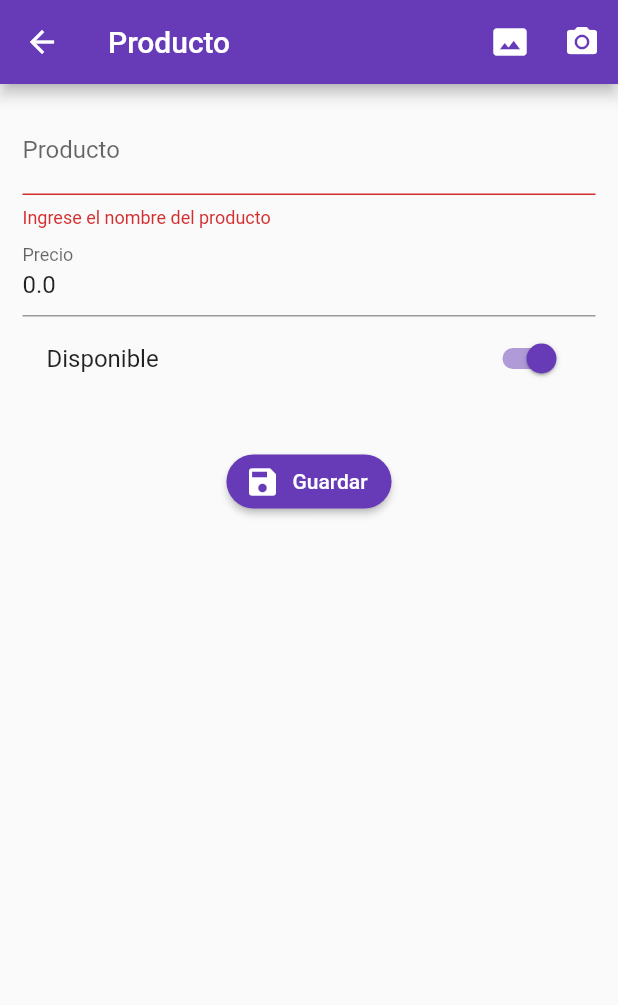
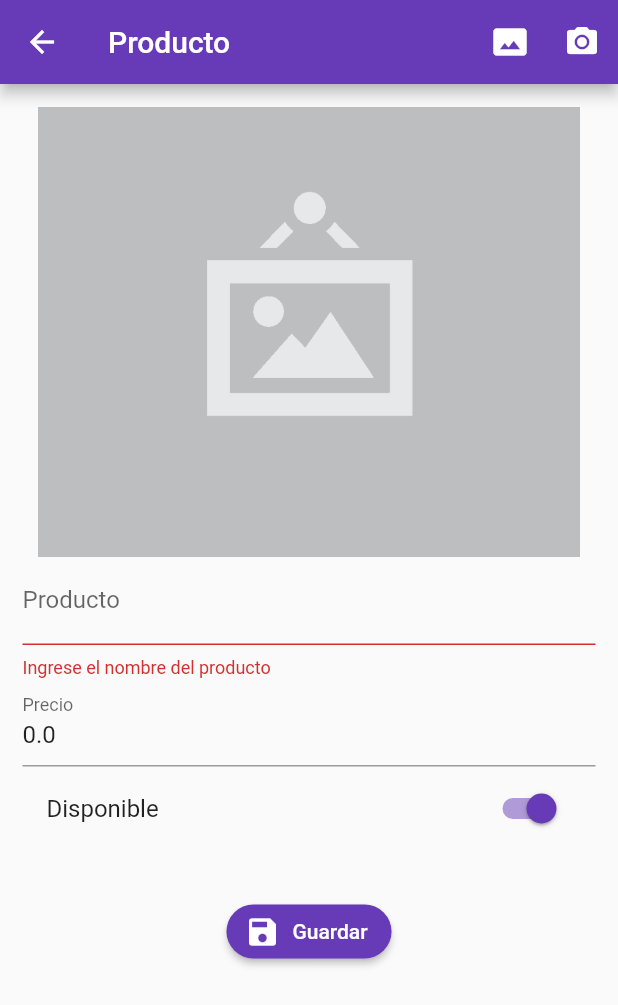
Before and after one commit to alvag/crud_flutter, a Flutter app: the ProductPage screen opened by its route, after a tap on "Guardar", after a tap on the "photo size select actual" icon, on a phone screen of 412 x 824 dp. Shown: the top 1005 px of the screen. Run offline on Flutter 3.47's test engine with Material 2 defaults, Android fonts, the phone set to English and light mode, and no system bars; our stand-ins replace image_picker, rxdart; network calls fail.

Commit message:
Seleccionar foto

```diff
--- a/lib/src/pages/product_page.dart
+++ b/lib/src/pages/product_page.dart
@@ -1,4 +1,7 @@
+import 'dart:io';
+
 import 'package:flutter/material.dart';
+import 'package:image_picker/image_picker.dart';
 import 'package:crud_flutter/src/utils/utils.dart' as utils;
 import 'package:crud_flutter/src/providers/products_provider.dart';
 
@@ -11,8 +14,11 @@ class ProductPage extends StatefulWidget {
 
 class _ProductPageState extends State<ProductPage> {
   final formKey = GlobalKey<FormState>();
+  final scaffoldKey = GlobalKey<ScaffoldState>();
   final productProvider = new ProducstProvider();
   Product product = new Product();
+  bool _isLoading = false;
+  File photo;
 
   @override
   Widget build(BuildContext context) {
@@ -23,16 +29,17 @@ class _ProductPageState extends State<ProductPage> {
     }
 
     return Scaffold(
+      key: scaffoldKey,
       appBar: AppBar(
         title: Text('Producto'),
         actions: <Widget>[
           IconButton(
             icon: Icon(Icons.photo_size_select_actual),
-            onPressed: () {},
+            onPressed: () => _selectImage(ImageSource.gallery),
           ),
           IconButton(
             icon: Icon(Icons.camera_alt),
-            onPressed: () {},
+            onPressed: () => _selectImage(ImageSource.camera),
           ),
         ],
       ),
@@ -43,6 +50,7 @@ class _ProductPageState extends State<ProductPage> {
             key: formKey,
             child: Column(
               children: <Widget>[
+                _showPhoto(),
                 _inputName(),
                 _inputPrice(),
                 _inputAvailable(),
@@ -104,7 +112,7 @@ class _ProductPageState extends State<ProductPage> {
       shape: RoundedRectangleBorder(
         borderRadius: BorderRadius.circular(20.0),
       ),
-      onPressed: _submit,
+      onPressed: _isLoading ? null : _submit,
     );
   }
 
@@ -112,11 +120,52 @@ class _ProductPageState extends State<ProductPage> {
     if (formKey.currentState.validate()) {
       formKey.currentState.save();
 
+      setState(() {
+        _isLoading = true;
+      });
+
       if (product.id == null) {
         productProvider.createProduct(product);
       } else {
         productProvider.updateProduct(product);
       }
+
+      showSnackbar('Producto guardado');
+
+      Navigator.pop(context);
     }
   }
+
+  showSnackbar(String msg) {
+    final snackbar = SnackBar(
+      content: Text(msg),
+      duration: Duration(milliseconds: 1500),
+    );
+
+    scaffoldKey.currentState.showSnackBar(snackbar);
+  }
+
+  Widget _showPhoto() {
+    if (product.photo != null) {
+      return Container();
+    } else {
+      return Image(
+        image: photo?.path != null
+            ? FileImage(photo)
+            : AssetImage('assets/images/no-image.png'),
+        height: 300.0,
+        fit: BoxFit.cover,
+      );
+    }
+  }
+
+  void _selectImage(ImageSource source) async {
+    photo = await ImagePicker.pickImage(
+      source: source,
+    );
+
+    if (photo != null) {}
+
+    setState(() {});
+  }
 }
--- a/pubspec.yaml
+++ b/pubspec.yaml
@@ -25,6 +25,7 @@ dependencies:
   cupertino_icons: ^0.1.2
   rxdart: ^0.24.0
   http:
+  image_picker:
 
 dev_dependencies:
   flutter_test:
@@ -43,8 +44,8 @@ flutter:
   uses-material-design: true
 
   # To add assets to your application, add an assets section, like this:
-  # assets:
-  #  - images/a_dot_burr.jpeg
+  assets:
+    - assets/images/
   #  - images/a_dot_ham.jpeg
 
   # An image asset can refer to one or more resolution-specific "variants", see
```
Also changed, not shown: assets/images/loading.gif (added), assets/images/no-image.png (added), pubspec.lock, 2 other files.
